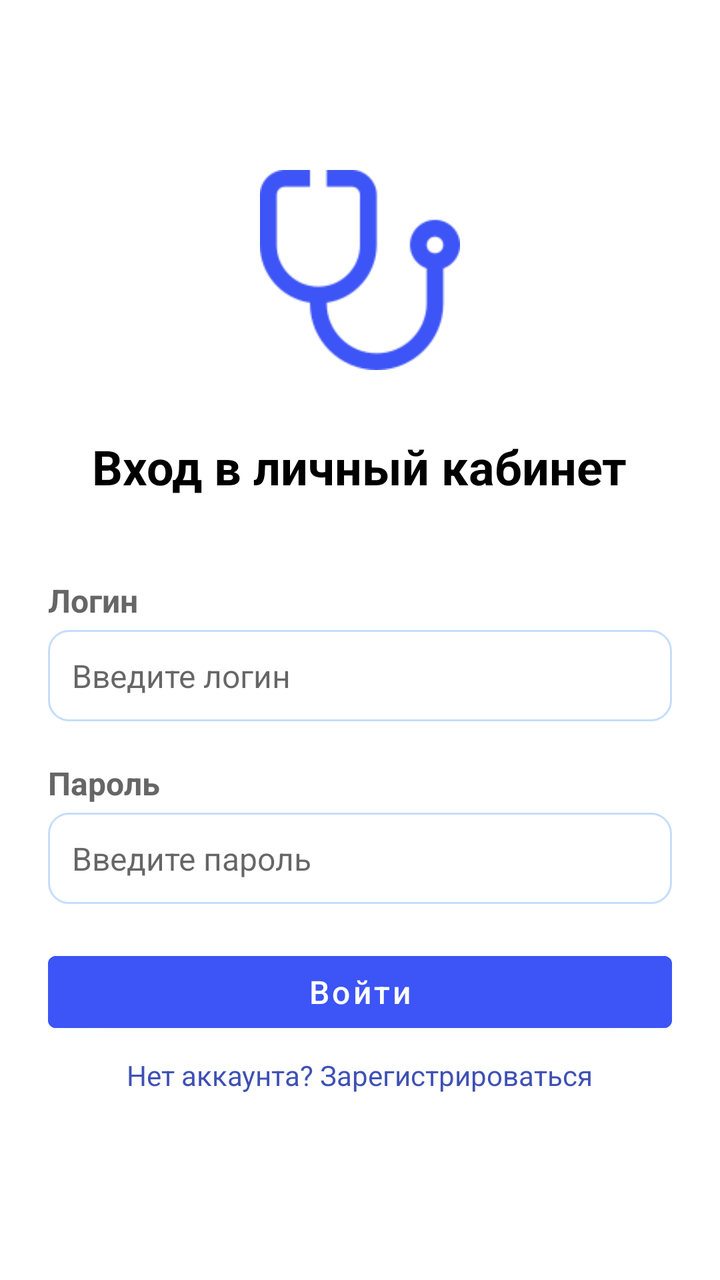
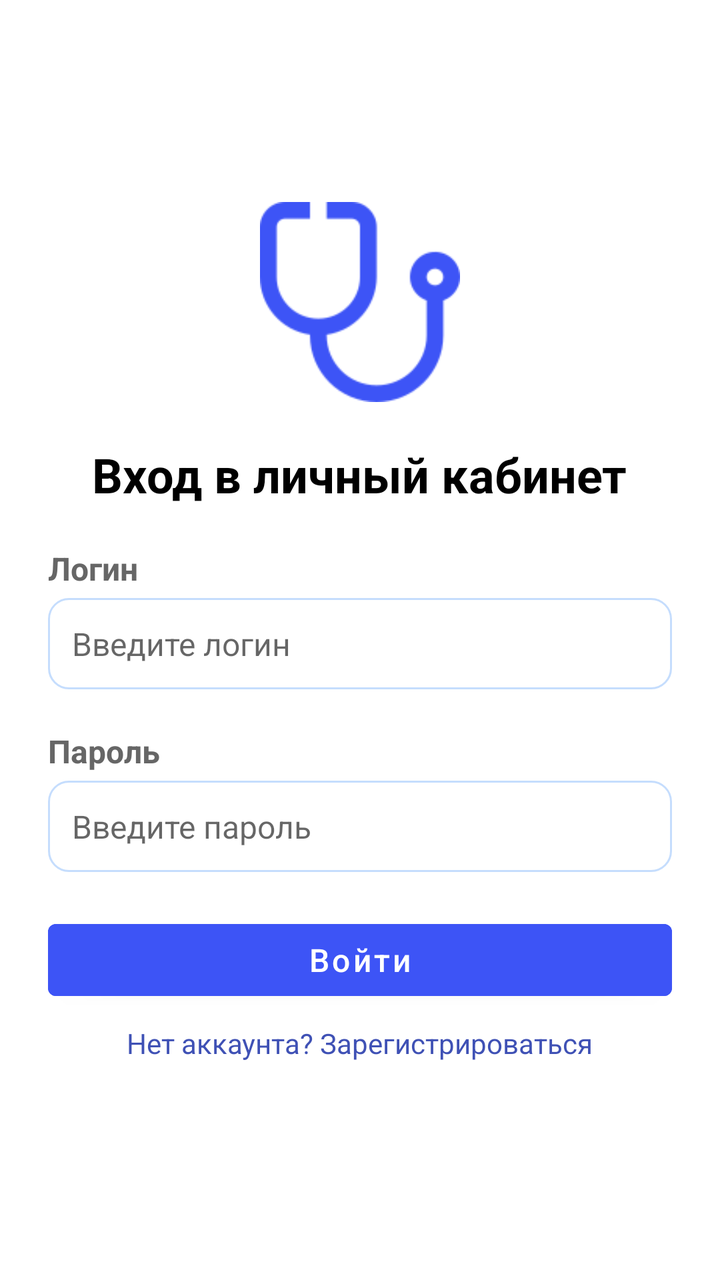

Before-and-after screenshots of an Android layout around one commit, followed by the original layout XML and the change that was made.
<!-- AndroidManifest.xml: application theme Theme.Pancreatitis -->
<!-- res/layout/fragment_auth.xml -->
<?xml version="1.0" encoding="utf-8"?>
<LinearLayout
    xmlns:android="http://schemas.android.com/apk/res/android"
    xmlns:tools="http://schemas.android.com/tools"
    android:layout_width="match_parent"
    android:layout_height="match_parent"
    xmlns:app="http://schemas.android.com/apk/res-auto"
    android:orientation="vertical"
    android:gravity="center"
    android:padding="24dp"
    android:background="#FFFFFF"
    tools:context=".ui.auth.AuthFragment">

    <ImageView
        android:id="@+id/logoImageView"
        android:layout_width="100dp"
        android:layout_height="100dp"
        android:src="@drawable/stethoscope128"
        android:layout_marginBottom="32dp"
        app:layout_constraintTop_toTopOf="parent"
        app:layout_constraintStart_toStartOf="parent"
        app:layout_constraintEnd_toEndOf="parent"
        app:tint="@color/colorActive" />

    
    <TextView
        android:layout_width="wrap_content"
        android:layout_height="wrap_content"
        android:text="Вход в личный кабинет"
        android:textSize="24sp"
        android:textStyle="bold"
        android:textColor="#000000"
        android:layout_marginBottom="40dp" />

    
    <TextView
        android:layout_width="match_parent"
        android:layout_height="wrap_content"
        android:text="Логин"
        android:textSize="16sp"
        android:textStyle="bold"
        android:textColor="#666666"
        android:layout_marginBottom="4dp" />

    <EditText
        android:id="@+id/loginEditText"
        android:layout_width="match_parent"
        android:layout_height="wrap_content"
        android:hint="Введите логин"
        android:textSize="16sp"
        android:padding="12dp"
        android:background="@drawable/rounded_background"
        android:layout_marginBottom="20dp" />

    
    <TextView
        android:layout_width="match_parent"
        android:layout_height="wrap_content"
        android:text="Пароль"
        android:textSize="16sp"
        android:textStyle="bold"
        android:textColor="#666666"
        android:layout_marginBottom="4dp" />

    <EditText
        android:id="@+id/passwordEditText"
        android:layout_width="match_parent"
        android:layout_height="wrap_content"
        android:hint="Введите пароль"
        android:inputType="text"
        android:textSize="16sp"
        android:padding="12dp"
        android:background="@drawable/rounded_background"
        android:layout_marginBottom="20dp" />

    
    <Button
        android:id="@+id/btn_login"
        android:layout_width="match_parent"
        android:layout_height="wrap_content"
        android:backgroundTint="@color/colorActive"
        android:text="Войти"
        android:textAllCaps="false"
        android:textColor="@android:color/white"
        android:textSize="16sp" />

    
    <TextView
        android:id="@+id/btn_register"
        android:layout_width="wrap_content"
        android:layout_height="wrap_content"
        android:text="Нет аккаунта? Зарегистрироваться"
        android:clickable="true"
        android:focusable="true"
        android:textSize="14sp"
        android:textColor="#3F51B5"
        android:padding="8dp" />

</LinearLayout>
<!-- resources referenced by this layout -->
<resources>
  <color name="colorActive">#3D54F6</color>
  <!-- drawable rounded_background (drawable) -->
  <?xml version="1.0" encoding="utf-8"?>
  <shape xmlns:android="http://schemas.android.com/apk/res/android"
      android:shape="rectangle">
      <corners android:radius="10dp"/>  
      <solid android:color="@android:color/white"/> 
      <padding
          android:left="2dp"
          android:right="2dp"
          android:top="2dp"
          android:bottom="2dp"/>
  
      <stroke
          android:width="1dp"
          android:color="@color/colorCircle"/> 
  </shape>
  <!-- drawable stethoscope128: png bitmap (drawable, 2896 bytes) -->
  <style name="Theme.Pancreatitis" parent="Theme.MaterialComponents.DayNight.DarkActionBar">
          
          <item name="colorPrimary">@color/colorActive</item>
          <item name="colorPrimaryVariant">@color/colorActive</item>
          <item name="colorOnPrimary">@color/white</item>
          
          <item name="colorSecondary">@color/teal_200</item>
          <item name="colorSecondaryVariant">@color/teal_700</item>
          <item name="colorOnSecondary">@color/black</item>
          
          <item name="android:statusBarColor">?attr/colorPrimaryVariant</item>
          
      </style>
  <color name="colorCircle">#C5DDFD</color>
  <color name="white">#FFFFFFFF</color>
  <color name="teal_200">#FF03DAC5</color>
  <color name="teal_700">#FF018786</color>
  <color name="black">#FF000000</color>
</resources>

<!-- the commit's change to res/layout/fragment_auth.xml (unified diff, before → after) -->
@@ -16,7 +16,7 @@
         android:layout_width="100dp"
         android:layout_height="100dp"
         android:src="@drawable/stethoscope128"
-        android:layout_marginBottom="32dp"
+        android:layout_marginBottom="20dp"
         app:layout_constraintTop_toTopOf="parent"
         app:layout_constraintStart_toStartOf="parent"
         app:layout_constraintEnd_toEndOf="parent"
@@ -30,7 +30,7 @@
         android:textSize="24sp"
         android:textStyle="bold"
         android:textColor="#000000"
-        android:layout_marginBottom="40dp" />
+        android:layout_marginBottom="20dp" />
 
     
     <TextView
